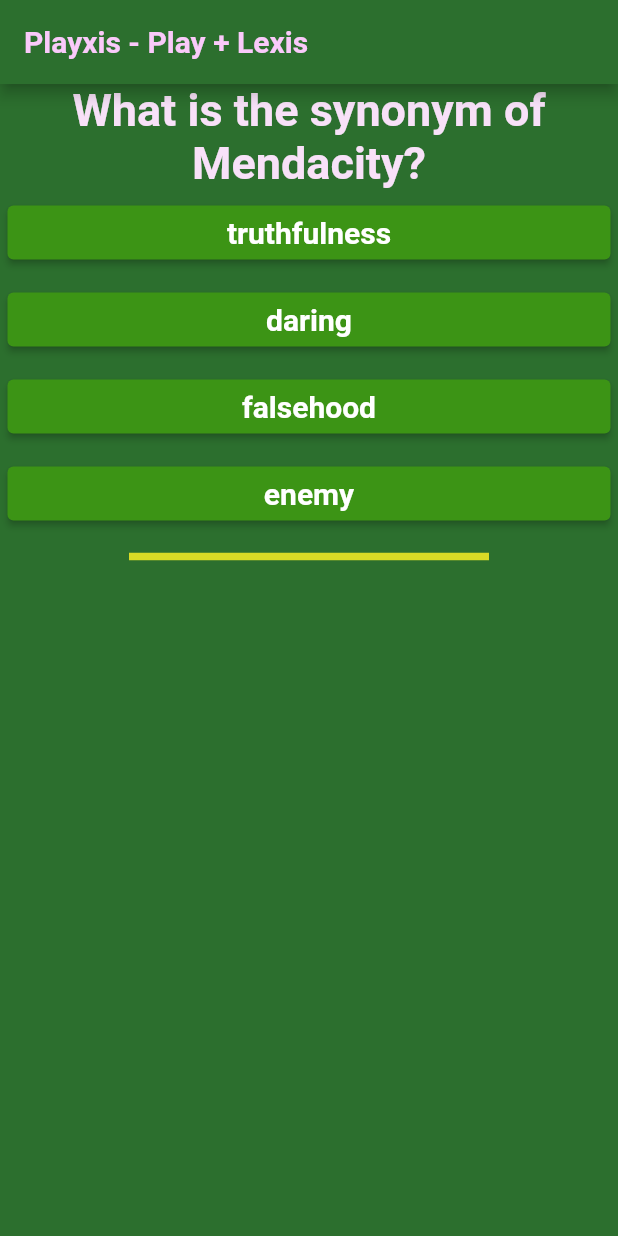
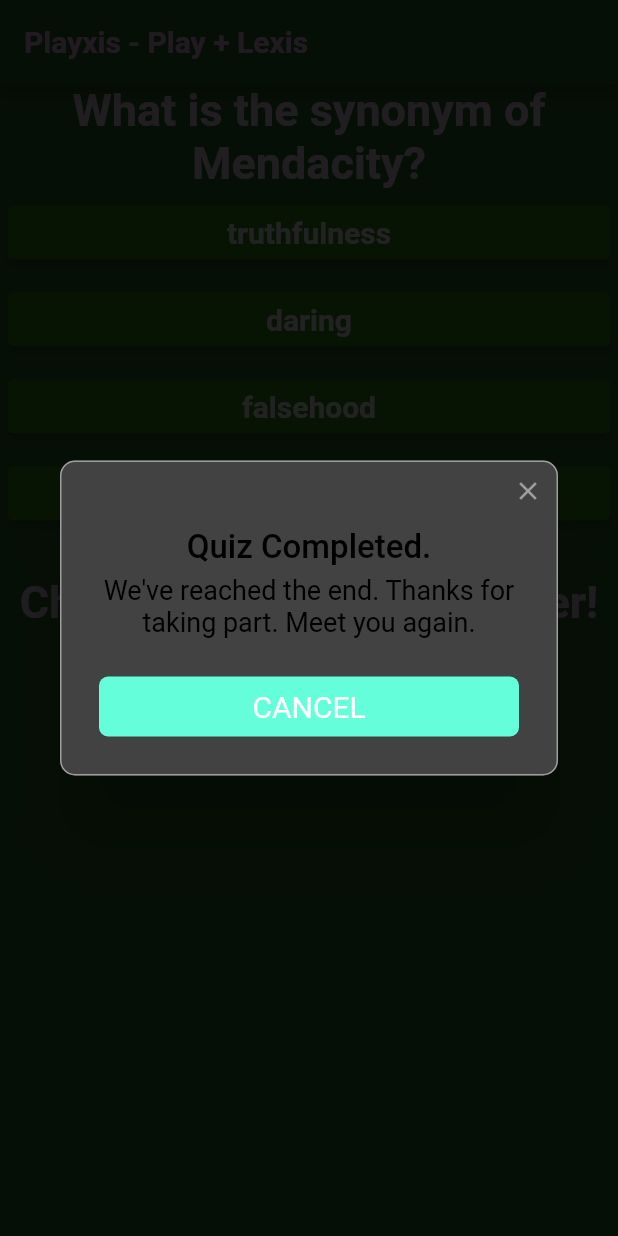
Before and after one commit to sanjibsinha/quiz_master, a Flutter app: the screen it shows after launch, after a tap on "truthfulness", after a tap on "guilty", after a tap on "falsehood", on a phone screen of 412 x 824 dp. Run offline on Flutter 3.47's test engine with Material 2 defaults, Android fonts, the phone set to English and light mode, and no system bars; drawn by our look-alikes of rflutter_alert; our stand-ins replace google_fonts; Roboto replaces fonts that are missing (Laila, Langar, Salsa).

```diff
--- a/lib/main.dart
+++ b/lib/main.dart
@@ -5,6 +5,7 @@ import 'view/quiz_app.dart';
 /// In a custom theme page we have described color and fonts
 /// We may add more custom theme-features later
 ///
+//QuizMaster quiz = QuizMaster();
 
 main() {
   runApp(const QuizApp());
--- a/lib/model/questions_list.dart
+++ b/lib/model/questions_list.dart
@@ -1,6 +1,7 @@
 /// In a custom theme page we have described color and fonts
 /// We may add more custom theme-features later
 ///
+class QuizMaster {
   List<Map<String, Object>> questionList = [
     {
       'question': 'What is the synonym of Mendacity?',
@@ -30,3 +31,4 @@ List<Map<String, Object>> questionList = [
       ],
     },
   ];
+}
--- a/lib/view/quiz_app.dart
+++ b/lib/view/quiz_app.dart
@@ -2,10 +2,6 @@ import 'package:flutter/material.dart';
 
 import '../model/quiz_theme.dart';
 import 'quiz_page.dart';
-
-/// In a custom theme page we have described color and fonts
-/// We may add more custom theme-features later
-///
 
 class QuizApp extends StatelessWidget {
   const QuizApp({Key? key}) : super(key: key);
--- a/lib/view/quiz_page.dart
+++ b/lib/view/quiz_page.dart
@@ -1,13 +1,10 @@
 import 'package:flutter/material.dart';
+import 'package:rflutter_alert/rflutter_alert.dart';
 
 import '../model/questions_list.dart';
 import '../model/quiz_theme.dart';
+import 'answer.dart';
 import 'question.dart';
-import 'answer.dart';
-
-/// In a custom theme page we have described color and fonts
-/// We may add more custom theme-features later
-///
 
 class QuizPage extends StatefulWidget {
   const QuizPage({Key? key}) : super(key: key);
@@ -17,13 +14,30 @@ class QuizPage extends StatefulWidget {
 }
 
 class _QuizPageState extends State<QuizPage> {
-  int index = 0;
+  QuizMaster quiz = QuizMaster();
+  String _correctAnswer = 'Choose your correct answer!';
+  int _index = 0;
   void increment() {
     setState(() {
-      index = index + 1;
+      _index = _index + 1;
     });
-    if (index == questionList.length) {
-      index = 0;
+    if (_index == quiz.questionList.length + 1) {
+      _index = 0;
+    }
+    if (_index == 0) {
+      _correctAnswer = 'Choose your correct answer!';
+    } else if (_index == 1) {
+      _correctAnswer = 'Synonym of Mendacity was: Falsehood';
+    } else if (_index == 2) {
+      _correctAnswer = 'Synonym of Culpable was: Guilty';
+    } else {
+      _index = 0;
+      _correctAnswer = 'Choose your correct answer!';
+      Alert(
+        context: context,
+        title: 'Quiz Completed.',
+        desc: 'We\'ve reached the end. Thanks for taking part. Meet you again.',
+      ).show();
     }
   }
 
@@ -42,8 +56,9 @@ class _QuizPageState extends State<QuizPage> {
           mainAxisAlignment: MainAxisAlignment.center,
           mainAxisSize: MainAxisSize.min,
           children: [
-            Question(questions: questionList, index: index),
-            ...(questionList[index]['answer'] as List<String>).map((answer) {
+            Question(questions: quiz.questionList, index: _index),
+            ...(quiz.questionList[_index]['answer'] as List<String>)
+                .map((answer) {
               return Answer(answer: answer, pointToOnPress: increment);
             }).toList(),
             Container(
@@ -53,7 +68,19 @@ class _QuizPageState extends State<QuizPage> {
                 thickness: 5.0,
                 color: QuizTheme.dividerColor,
               ),
-            )
+            ),
+            Container(
+              width: double.infinity,
+              alignment: Alignment.topCenter,
+              margin: const EdgeInsets.only(
+                left: 10.0,
+                right: 10.0,
+              ),
+              child: Text(
+                _correctAnswer,
+                style: QuizTheme.questionStyle,
+              ),
+            ),
           ],
         ),
       ),
```
Lines whose indentation alone changed are shown as unchanged.
